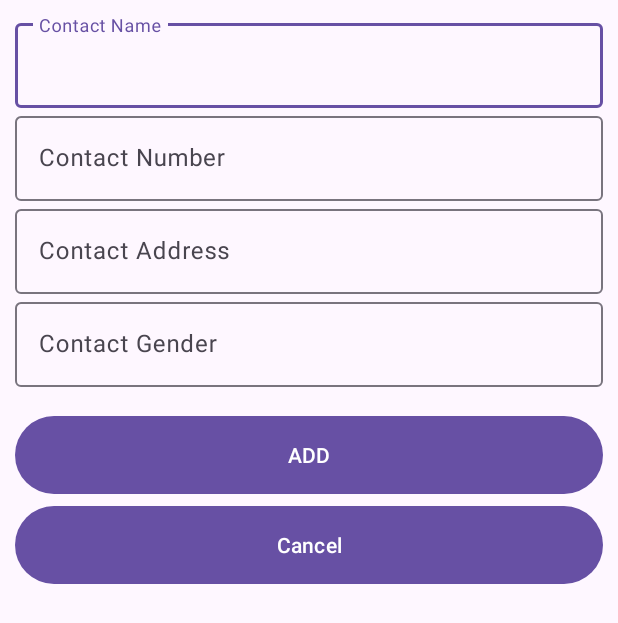
After one commit to programmingwithranawaqas/Contact_App_7A, an Android app: the layout add_contact_dialog_design.xml on its own in the app's theme, with its tools: preview values and no code run, on a phone screen of 412 x 824 dp. The commit adds this screen. Shown: the top 623 px of the screen. Run offline under Robolectric (Android 15) with nearby library versions, the phone set to English and light mode, and no system bars.

Commit message:
Add new contact through dialog form has been added

```diff
--- /dev/null
+++ b/app/src/main/res/layout/add_contact_dialog_design.xml
@@ -0,0 +1,74 @@
+<?xml version="1.0" encoding="utf-8"?>
+<ScrollView
+    xmlns:android="http://schemas.android.com/apk/res/android"
+    android:layout_width="match_parent"
+    android:layout_height="match_parent"
+    >
+<LinearLayout
+    android:layout_width="match_parent"
+    android:layout_height="match_parent"
+    android:orientation="vertical"
+    android:padding="10dp">
+
+    <com.google.android.material.textfield.TextInputLayout
+        android:layout_width="match_parent"
+        android:layout_height="wrap_content"
+        >
+        <com.google.android.material.textfield.TextInputEditText
+            android:layout_width="match_parent"
+            android:layout_height="match_parent"
+            android:hint="Contact Name"
+            android:id="@+id/etName"
+            />
+    </com.google.android.material.textfield.TextInputLayout>
+    <com.google.android.material.textfield.TextInputLayout
+        android:layout_width="match_parent"
+        android:layout_height="wrap_content"
+        >
+        <com.google.android.material.textfield.TextInputEditText
+            android:layout_width="match_parent"
+            android:layout_height="match_parent"
+            android:hint="Contact Number"
+            android:inputType="phone"
+            android:id="@+id/etContact"
+            />
+    </com.google.android.material.textfield.TextInputLayout>
+    <com.google.android.material.textfield.TextInputLayout
+        android:layout_width="match_parent"
+        android:layout_height="wrap_content"
+        >
+        <com.google.android.material.textfield.TextInputEditText
+            android:layout_width="match_parent"
+            android:layout_height="match_parent"
+            android:hint="Contact Address"
+            android:id="@+id/etAddress"
+            />
+    </com.google.android.material.textfield.TextInputLayout>
+    <com.google.android.material.textfield.TextInputLayout
+        android:layout_width="match_parent"
+        android:layout_height="wrap_content"
+        >
+        <com.google.android.material.textfield.TextInputEditText
+            android:layout_width="match_parent"
+            android:layout_height="match_parent"
+            android:hint="Contact Gender"
+            android:id="@+id/etGender"
+            />
+    </com.google.android.material.textfield.TextInputLayout>
+
+    <Button
+        android:layout_width="match_parent"
+        android:layout_height="60dp"
+        android:id="@+id/btnAdd"
+        android:text="ADD"
+        android:layout_marginTop="15dp"
+        />
+    <Button
+        android:layout_width="match_parent"
+        android:layout_height="60dp"
+        android:id="@+id/btnCancel"
+        android:text="Cancel"
+        />
+
+</LinearLayout>
+</ScrollView>
```
Also changed, not shown: app/src/main/java/com/example/contact_app_7a/MainActivity.java (+48 -16 lines).
